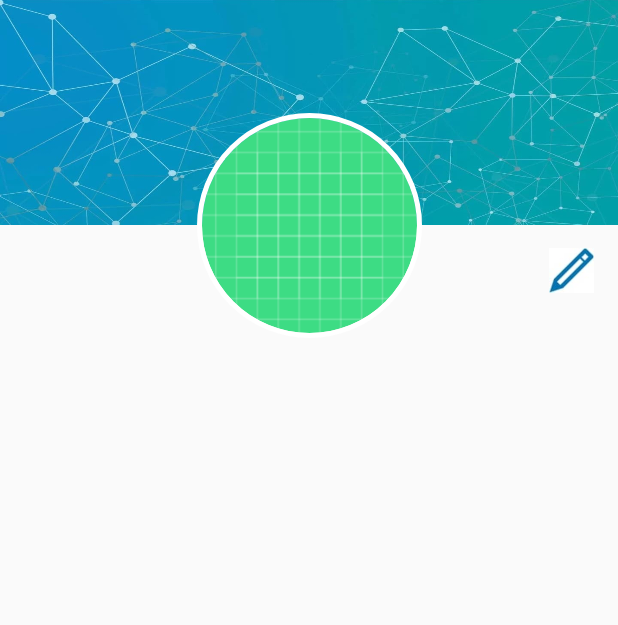
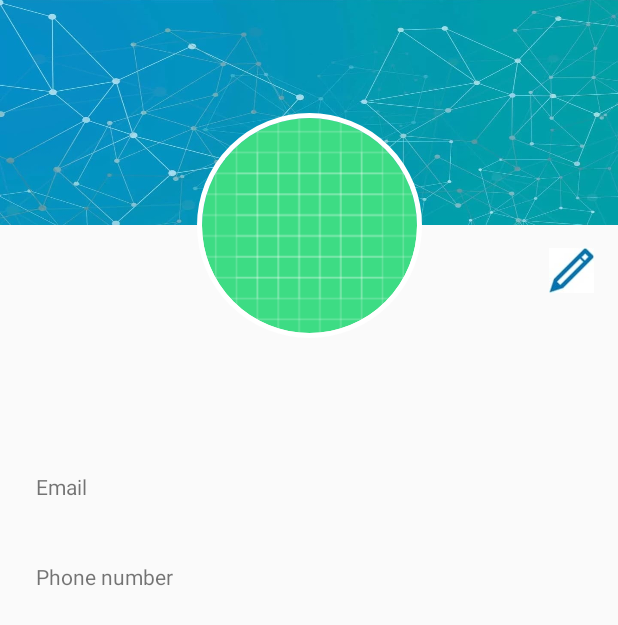
Before and after one commit to sonnguyen0310/MiuMap, an Android app: the layout fragment_profile.xml on its own in the app's theme, with its tools: preview values and no code run, on a phone screen of 412 x 824 dp. Shown: the top 625 px of the screen. Run offline under Robolectric (Android 15) with nearby library versions, the phone set to English and light mode, and no system bars; plain views replace CircularImageView.

```diff
--- a/app/src/main/java/com/sng/miumap/model/Profile.kt
+++ b/app/src/main/java/com/sng/miumap/model/Profile.kt
@@ -9,6 +9,7 @@ data class Profile(
     val firstName: String,
     val lastName: String,
     val email: String,
+    val phoneNumber: String?,
     val imageUrl: String
 ) : Parcelable {
 
--- a/app/src/main/res/layout/fragment_profile.xml
+++ b/app/src/main/res/layout/fragment_profile.xml
@@ -56,4 +56,48 @@
         app:layout_constraintEnd_toEndOf="parent"
         app:layout_constraintTop_toBottomOf="@+id/imageView" />
 
+    <TextView
+        android:id="@+id/email_title_text_view"
+        android:layout_width="0dp"
+        android:layout_height="wrap_content"
+        android:layout_marginStart="24dp"
+        android:layout_marginLeft="24dp"
+        android:layout_marginTop="44dp"
+        android:layout_marginEnd="24dp"
+        android:layout_marginRight="24dp"
+        android:text="@string/email"
+        app:layout_constraintEnd_toEndOf="parent"
+        app:layout_constraintStart_toStartOf="parent"
+        app:layout_constraintTop_toBottomOf="@+id/name_text_view" />
+
+    <TextView
+        android:id="@+id/email_text_view"
+        android:layout_width="0dp"
+        android:layout_height="wrap_content"
+        android:textColor="@android:color/black"
+        android:textSize="18sp"
+        app:layout_constraintEnd_toEndOf="@+id/email_title_text_view"
+        app:layout_constraintStart_toStartOf="@+id/email_title_text_view"
+        app:layout_constraintTop_toBottomOf="@+id/email_title_text_view" />
+
+    <TextView
+        android:id="@+id/phone_number_title_text_view"
+        android:layout_width="0dp"
+        android:layout_height="wrap_content"
+        android:layout_marginTop="16dp"
+        android:text="@string/phone_number"
+        app:layout_constraintEnd_toEndOf="@+id/email_text_view"
+        app:layout_constraintStart_toStartOf="@+id/email_text_view"
+        app:layout_constraintTop_toBottomOf="@+id/email_text_view" />
+
+    <TextView
+        android:id="@+id/phone_number_text_view"
+        android:layout_width="0dp"
+        android:layout_height="wrap_content"
+        android:textColor="@android:color/black"
+        android:textSize="18sp"
+        app:layout_constraintEnd_toEndOf="@+id/phone_number_title_text_view"
+        app:layout_constraintStart_toStartOf="@+id/phone_number_title_text_view"
+        app:layout_constraintTop_toBottomOf="@+id/phone_number_title_text_view" />
+
 </android.support.constraint.ConstraintLayout>
--- a/app/src/main/res/values/strings.xml
+++ b/app/src/main/res/values/strings.xml
@@ -15,4 +15,6 @@
     <string name="ok">Ok</string>
     <string name="cancel">Cancel</string>
     <string name="confirmation">Confirmation</string>
+    <string name="not_applicable">N/A</string>
+    <string name="email">Email</string>
 </resources>
```
Also changed, not shown: app/src/main/AndroidManifest.xml (+8 -0 lines), app/src/main/java/com/sng/miumap/ui/profile/EditProfileActivity.kt (+72 -0 lines), app/src/main/java/com/sng/miumap/ui/profile/ProfileFragment.kt (+10 -6 lines), app/src/main/res/layout/activity_edit_profile.xml (+13 -3 lines).
